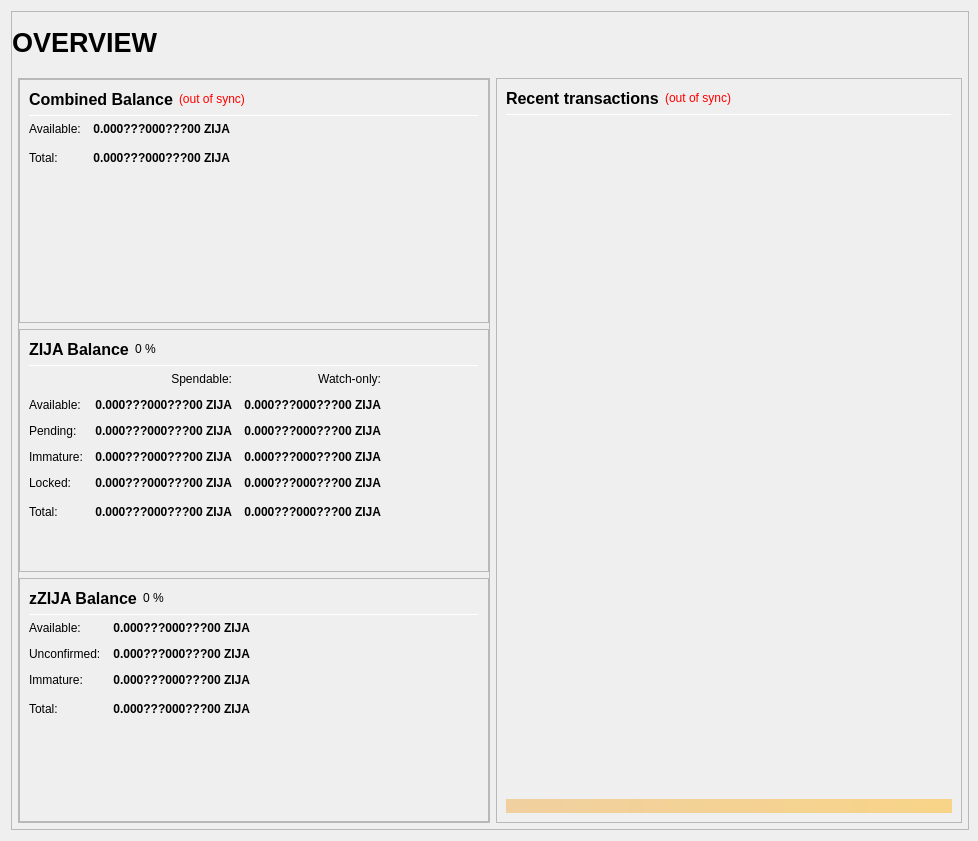
smartinsider/zijacoin, file src/qt/forms/overviewpage.ui: the form before one commit.
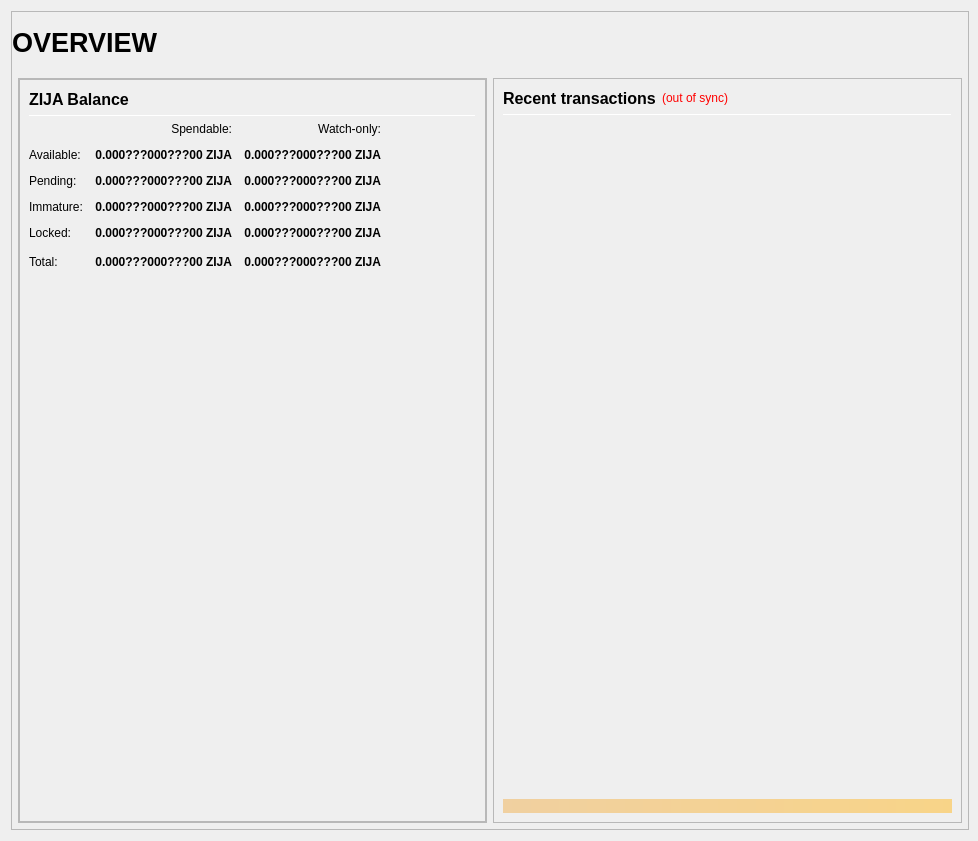
The form after the commit.

Commit message: Delete zzija from GUI wallet

The edit to the form file:
```diff
--- a/src/qt/forms/overviewpage.ui
+++ b/src/qt/forms/overviewpage.ui
@@ -213,200 +213,7 @@
                   <property name="bottomMargin">
                    <number>0</number>
                   </property>
-                  <item>
-                   <widget class="QFrame" name="frame_CombinedBalances">
-                    <property name="minimumSize">
-                     <size>
-                      <width>470</width>
-                      <height>0</height>
-                     </size>
-                    </property>
-                    <property name="frameShape">
-                     <enum>QFrame::StyledPanel</enum>
-                    </property>
-                    <property name="frameShadow">
-                     <enum>QFrame::Raised</enum>
-                    </property>
-                    <layout class="QVBoxLayout" name="verticalLayout_5">
-                     <item>
-                      <layout class="QHBoxLayout" name="horizontalLayout_5" stretch="0,0,0">
-                       <item>
-                        <widget class="QLabel" name="label_5z">
-                         <property name="minimumSize">
-                          <size>
-                           <width>0</width>
-                           <height>20</height>
-                          </size>
-                         </property>
-                         <property name="font">
-                          <font>
-                           <pointsize>12</pointsize>
-                           <weight>75</weight>
-                           <bold>true</bold>
-                          </font>
-                         </property>
-                         <property name="toolTip">
-                          <string>Combined Balance (including unconfirmed and immature coins)</string>
-                         </property>
-                         <property name="text">
-                          <string>Combined Balance</string>
-                         </property>
-                        </widget>
-                       </item>
-                       <item>
-                        <widget class="QLabel" name="labelWalletStatus">
-                         <property name="cursor">
-                          <cursorShape>WhatsThisCursor</cursorShape>
-                         </property>
-                         <property name="toolTip">
-                          <string>The displayed information may be out of date. Your wallet automatically synchronizes with the ZIJA network after a connection is established, but this process has not completed yet.</string>
-                         </property>
-                         <property name="styleSheet">
-                          <string notr="true">QLabel { color: red; }</string>
-                         </property>
-                         <property name="text">
-                          <string notr="true">(out of sync)</string>
-                         </property>
-                         <property name="alignment">
-                          <set>Qt::AlignLeading|Qt::AlignLeft|Qt::AlignVCenter</set>
-                         </property>
-                        </widget>
-                       </item>
-                       <item>
-                        <spacer name="horizontalSpacer_1">
-                         <property name="orientation">
-                          <enum>Qt::Horizontal</enum>
-                         </property>
-                         <property name="sizeHint" stdset="0">
-                          <size>
-                           <width>40</width>
-                           <height>20</height>
-                          </size>
-                         </property>
-                        </spacer>
-                       </item>
-                      </layout>
-                     </item>
-                     <item>
-                      <widget class="Line" name="line_CombinedBalance">
-                       <property name="minimumSize">
-                        <size>
-                         <width>0</width>
-                         <height>1</height>
-                        </size>
-                       </property>
-                       <property name="maximumSize">
-                        <size>
-                         <width>16777215</width>
-                         <height>1</height>
-                        </size>
-                       </property>
-                       <property name="orientation">
-                        <enum>Qt::Horizontal</enum>
-                       </property>
-                      </widget>
-                     </item>
-                     <item>
-                      <layout class="QGridLayout" name="gridLayout_3">
-                       <property name="spacing">
-                        <number>12</number>
-                       </property>
-                       <item row="1" column="0">
-                        <widget class="QLabel" name="labelBalanceTextz">
-                         <property name="text">
-                          <string>Available:</string>
-                         </property>
-                        </widget>
-                       </item>
-                       <item row="1" column="1">
-                        <widget class="QLabel" name="labelBalancez">
-                         <property name="font">
-                          <font>
-                           <weight>75</weight>
-                           <bold>true</bold>
-                          </font>
-                         </property>
-                         <property name="cursor">
-                          <cursorShape>IBeamCursor</cursorShape>
-                         </property>
-                         <property name="toolTip">
-                          <string>Your current spendable balance</string>
-                         </property>
-                         <property name="text">
-                          <string notr="true">0.000???000???00 ZIJA</string>
-                         </property>
-                         <property name="alignment">
-                          <set>Qt::AlignRight|Qt::AlignTrailing|Qt::AlignVCenter</set>
-                         </property>
-                         <property name="textInteractionFlags">
-                          <set>Qt::LinksAccessibleByMouse|Qt::TextSelectableByKeyboard|Qt::TextSelectableByMouse</set>
-                         </property>
-                        </widget>
-                       </item>
-                       <item row="2" column="0">
-                        <widget class="QLabel" name="labelTotalTextz">
-                         <property name="text">
-                          <string>Total:</string>
-                         </property>
-                        </widget>
-                       </item>
-                       <item row="2" column="1">
-                        <widget class="QLabel" name="labelTotalz">
-                         <property name="font">
-                          <font>
-                           <weight>75</weight>
-                           <bold>true</bold>
-                          </font>
-                         </property>
-                         <property name="cursor">
-                          <cursorShape>IBeamCursor</cursorShape>
-                         </property>
-                         <property name="toolTip">
-                          <string>Total Balance, including all unavailable coins.</string>
-                         </property>
-                         <property name="text">
-                          <string notr="true">0.000???000???00 ZIJA</string>
-                         </property>
-                         <property name="alignment">
-                          <set>Qt::AlignRight|Qt::AlignTrailing|Qt::AlignVCenter</set>
-                         </property>
-                         <property name="textInteractionFlags">
-                          <set>Qt::LinksAccessibleByMouse|Qt::TextSelectableByKeyboard|Qt::TextSelectableByMouse</set>
-                         </property>
-                        </widget>
-                       </item>
-                       <item row="2" column="3">
-                        <spacer name="horizontalSpacer_2">
-                         <property name="orientation">
-                          <enum>Qt::Horizontal</enum>
-                         </property>
-                         <property name="sizeHint" stdset="0">
-                          <size>
-                           <width>40</width>
-                           <height>20</height>
-                          </size>
-                         </property>
-                        </spacer>
-                       </item>
-                      </layout>
-                     </item>
-                     <item>
-                      <spacer name="verticalSpacer_1">
-                       <property name="orientation">
-                        <enum>Qt::Vertical</enum>
-                       </property>
-                       <property name="sizeHint" stdset="0">
-                        <size>
-                         <width>20</width>
-                         <height>40</height>
-                        </size>
-                       </property>
-                      </spacer>
-                     </item>
-                    </layout>
-                   </widget>
-                  </item>
-                  <item>
+                 <item>
                    <widget class="QFrame" name="frame_Balances">
                     <property name="frameShape">
                      <enum>QFrame::StyledPanel</enum>
@@ -437,14 +244,7 @@
                          </property>
                         </widget>
                        </item>
-                       <item>
-                        <widget class="QLabel" name="labelZIJAPercent">
-                         <property name="text">
-                          <string notr="true">0 %</string>
-                         </property>
-                        </widget>
-                       </item>
-                       <item>
+		       <item>
                         <spacer name="horizontalSpacer_3">
                          <property name="orientation">
                           <enum>Qt::Horizontal</enum>
@@ -825,242 +625,6 @@
                     </layout>
                    </widget>
                   </item>
-                  <item>
-                   <widget class="QFrame" name="frame_ZerocoinBalances">
-                    <property name="frameShape">
-                     <enum>QFrame::StyledPanel</enum>
-                    </property>
-                    <property name="frameShadow">
-                     <enum>QFrame::Raised</enum>
-                    </property>
-                    <layout class="QVBoxLayout" name="verticalLayout_7">
-                     <item>
-                      <layout class="QHBoxLayout" name="horizontalLayout_8" stretch="0,0,0">
-                       <item>
-                        <widget class="QLabel" name="label_5z_3">
-                         <property name="minimumSize">
-                          <size>
-                           <width>0</width>
-                           <height>20</height>
-                          </size>
-                         </property>
-                         <property name="font">
-                          <font>
-                           <pointsize>12</pointsize>
-                           <weight>75</weight>
-                           <bold>true</bold>
-                          </font>
-                         </property>
-                         <property name="text">
-                          <string>zZIJA Balance</string>
-                         </property>
-                        </widget>
-                       </item>
-                       <item>
-                        <widget class="QLabel" name="labelzZIJAPercent">
-                         <property name="text">
-                          <string notr="true">0 %</string>
-                         </property>
-                        </widget>
-                       </item>
-                       <item>
-                        <spacer name="horizontalSpacer_11">
-                         <property name="orientation">
-                          <enum>Qt::Horizontal</enum>
-                         </property>
-                         <property name="sizeHint" stdset="0">
-                          <size>
-                           <width>40</width>
-                           <height>20</height>
-                          </size>
-                         </property>
-                        </spacer>
-                       </item>
-                      </layout>
-                     </item>
-                     <item>
-                      <widget class="Line" name="line_ZerocoinBalance">
-                       <property name="minimumSize">
-                        <size>
-                         <width>0</width>
-                         <height>1</height>
-                        </size>
-                       </property>
-                       <property name="maximumSize">
-                        <size>
-                         <width>16777215</width>
-                         <height>1</height>
-                        </size>
-                       </property>
-                       <property name="orientation">
-                        <enum>Qt::Horizontal</enum>
-                       </property>
-                      </widget>
-                     </item>
-                     <item>
-                      <layout class="QGridLayout" name="gridLayout_5">
-                       <property name="spacing">
-                        <number>12</number>
-                       </property>
-                       <item row="1" column="0">
-                        <widget class="QLabel" name="labelzBalanceMatureText">
-                         <property name="toolTip">
-                          <string>Mature: more than 20 confirmation and more than 1 mint of the same denomination after it was minted.
-These zZIJA are spendable.</string>
-                         </property>
-                         <property name="text">
-                          <string>Available:</string>
-                         </property>
-                        </widget>
-                       </item>
-                       <item row="1" column="1">
-                        <widget class="QLabel" name="labelzBalanceMature">
-                         <property name="font">
-                          <font>
-                           <weight>75</weight>
-                           <bold>true</bold>
-                          </font>
-                         </property>
-                         <property name="toolTip">
-                          <string>Mature: more than 20 confirmation and more than 1 mint of the same denomination after it was minted.
-These zZIJA are spendable.</string>
-                         </property>
-                         <property name="text">
-                          <string notr="true">0.000???000???00 ZIJA</string>
-                         </property>
-                         <property name="alignment">
-                          <set>Qt::AlignRight|Qt::AlignTrailing|Qt::AlignVCenter</set>
-                         </property>
-                        </widget>
-                       </item>
-                       <item row="2" column="0">
-                        <widget class="QLabel" name="labelzBalanceUnconfirmedText">
-                         <property name="toolTip">
-                          <string>Unconfirmed: less than 20 confirmations
-Immature: confirmed, but less than 1 mint of the same denomination after it was minted</string>
-                         </property>
-                         <property name="text">
-                          <string>Unconfirmed:</string>
-                         </property>
-                        </widget>
-                       </item>
-                       <item row="2" column="1">
-                        <widget class="QLabel" name="labelzBalanceUnconfirmed">
-                         <property name="font">
-                          <font>
-                           <weight>75</weight>
-                           <bold>true</bold>
-                          </font>
-                         </property>
-                         <property name="toolTip">
-                          <string>Unconfirmed: less than 20 confirmations
-Immature: confirmed, but less than 1 mint of the same denomination after it was minted</string>
-                         </property>
-                         <property name="text">
-                          <string notr="true">0.000???000???00 ZIJA</string>
-                         </property>
-                         <property name="alignment">
-                          <set>Qt::AlignRight|Qt::AlignTrailing|Qt::AlignVCenter</set>
-                         </property>
-                        </widget>
-                       </item>
-                       <item row="3" column="0">
-                        <widget class="QLabel" name="labelzBalanceImmatureText">
-                         <property name="toolTip">
-                          <string>Unconfirmed: less than 20 confirmations
-Immature: confirmed, but less than 1 mint of the same denomination after it was minted</string>
-                         </property>
-                         <property name="text">
-                          <string>Immature:</string>
-                         </property>
-                        </widget>
-                       </item>
-                       <item row="3" column="1">
-                        <widget class="QLabel" name="labelzBalanceImmature">
-                         <property name="font">
-                          <font>
-                           <weight>75</weight>
-                           <bold>true</bold>
-                          </font>
-                         </property>
-                         <property name="toolTip">
-                          <string>Unconfirmed: less than 20 confirmations
-Immature: confirmed, but less than 1 mint of the same denomination after it was minted</string>
-                         </property>
-                         <property name="text">
-                          <string notr="true">0.000???000???00 ZIJA</string>
-                         </property>
-                         <property name="alignment">
-                          <set>Qt::AlignRight|Qt::AlignTrailing|Qt::AlignVCenter</set>
-                         </property>
-                        </widget>
-                       </item>
-                       <item row="4" column="0">
-                        <widget class="QLabel" name="labelzBalanceText">
-                         <property name="toolTip">
-                          <string>Your current zZIJA balance, unconfirmed and immature zZIJA included.</string>
-                         </property>
-                         <property name="text">
-                          <string>Total:</string>
-                         </property>
-                        </widget>
-                       </item>
-                       <item row="4" column="1">
-                        <widget class="QLabel" name="labelzBalance">
-                         <property name="font">
-                          <font>
-                           <weight>75</weight>
-                           <bold>true</bold>
-                          </font>
-                         </property>
-                         <property name="cursor">
-                          <cursorShape>IBeamCursor</cursorShape>
-                         </property>
-                         <property name="toolTip">
-                          <string>Your current zZIJA balance, unconfirmed and immature zZIJA included.</string>
-                         </property>
-                         <property name="text">
-                          <string notr="true">0.000???000???00 ZIJA</string>
-                         </property>
-                         <property name="alignment">
-                          <set>Qt::AlignRight|Qt::AlignTrailing|Qt::AlignVCenter</set>
-                         </property>
-                         <property name="textInteractionFlags">
-                          <set>Qt::LinksAccessibleByMouse|Qt::TextSelectableByKeyboard|Qt::TextSelectableByMouse</set>
-                         </property>
-                        </widget>
-                       </item>
-                       <item row="4" column="2">
-                        <spacer name="horizontalSpacer_4">
-                         <property name="orientation">
-                          <enum>Qt::Horizontal</enum>
-                         </property>
-                         <property name="sizeHint" stdset="0">
-                          <size>
-                           <width>40</width>
-                           <height>20</height>
-                          </size>
-                         </property>
-                        </spacer>
-                       </item>
-                      </layout>
-                     </item>
-                     <item>
-                      <spacer name="verticalSpacer_4">
-                       <property name="orientation">
-                        <enum>Qt::Vertical</enum>
-                       </property>
-                       <property name="sizeHint" stdset="0">
-                        <size>
-                         <width>20</width>
-                         <height>40</height>
-                        </size>
-                       </property>
-                      </spacer>
-                     </item>
-                    </layout>
-                   </widget>
-                  </item>
                  </layout>
                 </widget>
                </item>
```
The commit also changes 5 other files.
